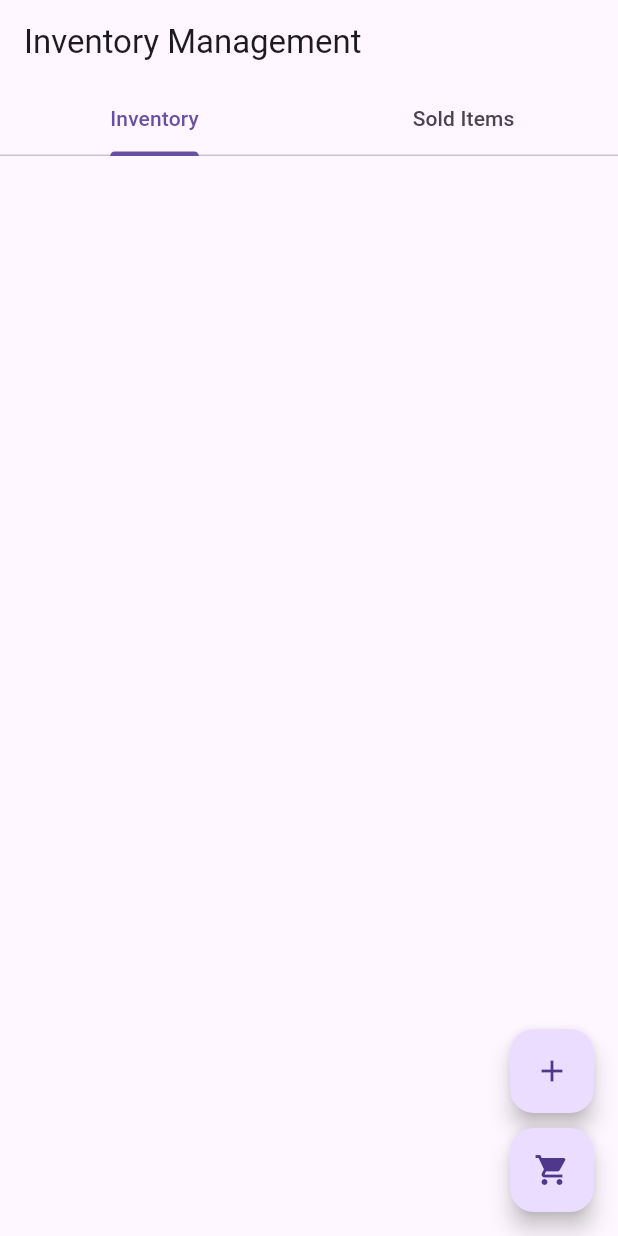
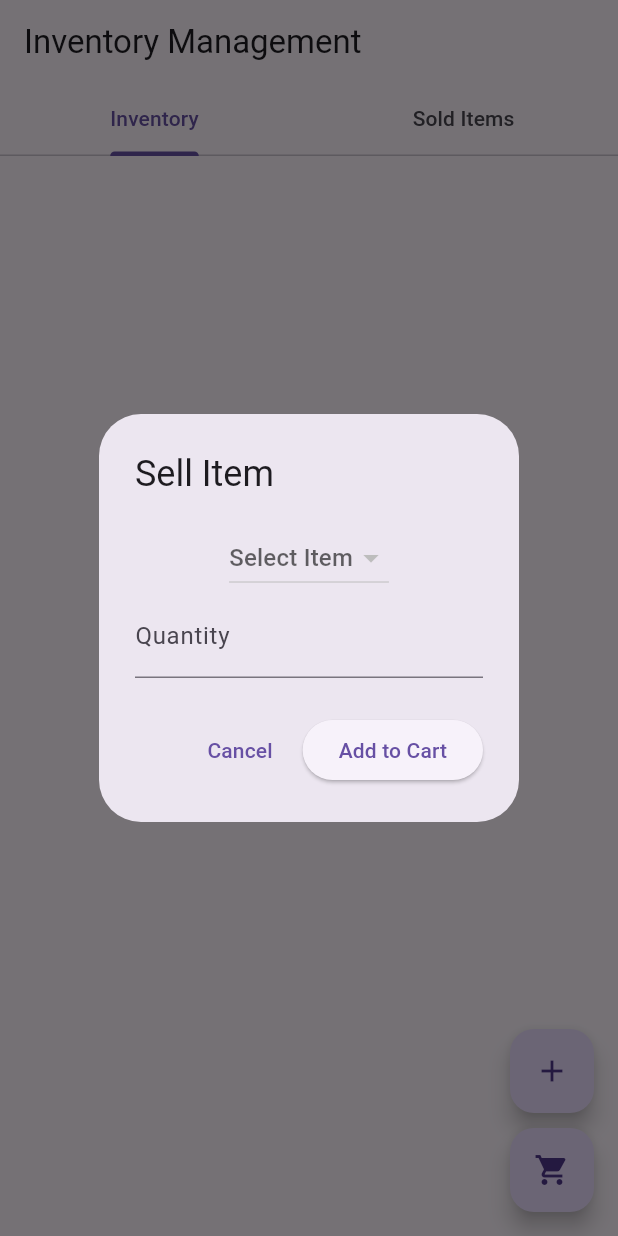
Before and after one commit to AnweyArc/GrocerApp, a Flutter app: the screen it shows after launch, after a tap on the "shopping cart" icon, on a phone screen of 412 x 824 dp. Run offline on Flutter 3.47's test engine with Material 3 defaults, Android fonts, the phone set to English and light mode, and no system bars; our stand-ins replace shared_preferences.

Commit message:
added cart and finish transaction

```diff
--- a/lib/item_model.dart
+++ b/lib/item_model.dart
@@ -66,9 +66,11 @@ class SoldItem extends Item {
 class ItemModel with ChangeNotifier {
   List<Item> _inventoryItems = [];
   List<SoldItem> _soldItems = [];
+  List<Item> _cartItems = [];
 
   List<Item> get inventoryItems => _inventoryItems;
   List<SoldItem> get soldItems => _soldItems;
+  List<Item> get cartItems => _cartItems;
 
   ItemModel() {
     _loadItems();
@@ -97,10 +99,38 @@ class ItemModel with ChangeNotifier {
     notifyListeners();
   }
 
-  void sellItem(SoldItem soldItem) {
-    _soldItems.add(soldItem);
+  void addToCart(Item item, int quantity) {
+    _cartItems.add(Item(name: item.name, price: item.price, quantity: quantity, description: item.description));
+    _inventoryItems.remove(item);
+    item.quantity -= quantity;
+    if (item.quantity > 0) {
+      _inventoryItems.add(item);
+    }
     _saveItems();
     notifyListeners();
+  }
+
+  void finishTransaction() {
+    final now = DateTime.now();
+    for (final item in _cartItems) {
+      final soldItem = SoldItem(
+        name: item.name,
+        price: item.price,
+        quantity: item.quantity,
+        description: item.description,
+        month: now.month,
+        day: now.day,
+        year: now.year,
+      );
+      _soldItems.add(soldItem);
+    }
+    _cartItems.clear();
+    _saveItems();
+    notifyListeners();
+  }
+
+  double get totalCartPrice {
+    return _cartItems.fold(0, (total, item) => total + item.price * item.quantity);
   }
 
   void removeItem(int index) {
--- a/lib/main.dart
+++ b/lib/main.dart
@@ -63,7 +63,12 @@ class MyHomePage extends StatelessWidget {
             SizedBox(height: 10),
             FloatingActionButton(
               onPressed: () {
-                // Add your Sell Item logic here
+                showDialog(
+                  context: context,
+                  builder: (BuildContext context) {
+                    return SellItemDialog();
+                  },
+                );
               },
               tooltip: 'Sell Item',
               child: Icon(Icons.shopping_cart),
@@ -182,3 +187,142 @@ class _AddItemDialogState extends State<AddItemDialog> {
     super.dispose();
   }
 }
+
+class SellItemDialog extends StatefulWidget {
+  @override
+  _SellItemDialogState createState() => _SellItemDialogState();
+}
+
+class _SellItemDialogState extends State<SellItemDialog> {
+  final _quantityController = TextEditingController();
+  Item? _selectedItem;
+
+  @override
+  Widget build(BuildContext context) {
+    return AlertDialog(
+      title: Text('Sell Item'),
+      content: Consumer<ItemModel>(
+        builder: (context, itemModel, child) {
+          return Column(
+            mainAxisSize: MainAxisSize.min,
+            children: <Widget>[
+              DropdownButton<Item>(
+                hint: Text('Select Item'),
+                value: _selectedItem,
+                onChanged: (Item? newValue) {
+                  setState(() {
+                    _selectedItem = newValue;
+                  });
+                },
+                items: itemModel.inventoryItems.map((Item item) {
+                  return DropdownMenuItem<Item>(
+                    value: item,
+                    child: Text(item.name),
+                  );
+                }).toList(),
+              ),
+              TextFormField(
+                controller: _quantityController,
+                decoration: InputDecoration(labelText: 'Quantity'),
+                keyboardType: TextInputType.number,
+                validator: (value) {
+                  if (value == null || value.isEmpty) {
+                    return 'Please enter the quantity';
+                  }
+                  return null;
+                },
+              ),
+            ],
+          );
+        },
+      ),
+      actions: <Widget>[
+        TextButton(
+          child: Text('Cancel'),
+          onPressed: () {
+            Navigator.of(context).pop();
+          },
+        ),
+        ElevatedButton(
+          child: Text('Add to Cart'),
+          onPressed: () {
+            if (_selectedItem != null) {
+              final quantity = int.tryParse(_quantityController.text) ?? 0;
+              if (quantity > 0 && quantity <= _selectedItem!.quantity) {
+                final item = _selectedItem!;
+                Provider.of<ItemModel>(context, listen: false).addToCart(item, quantity);
+                Navigator.of(context).pop();
+                Navigator.of(context).push(
+                  MaterialPageRoute(builder: (context) => CartScreen()),
+                );
+              } else {
+                ScaffoldMessenger.of(context).showSnackBar(
+                  SnackBar(content: Text('Invalid quantity')),
+                );
+              }
+            } else {
+              ScaffoldMessenger.of(context).showSnackBar(
+                SnackBar(content: Text('Please select an item')),
+              );
+            }
+          },
+        ),
+      ],
+    );
+  }
+
+  @override
+  void dispose() {
+    _quantityController.dispose();
+    super.dispose();
+  }
+}
+
+class CartScreen extends StatelessWidget {
+  @override
+  Widget build(BuildContext context) {
+    return Scaffold(
+      appBar: AppBar(
+        title: Text('Cart'),
+      ),
+      body: Consumer<ItemModel>(
+        builder: (context, itemModel, child) {
+          final cartItems = itemModel.cartItems;
+          final totalPrice = itemModel.totalCartPrice;
+          return Column(
+            children: <Widget>[
+              Expanded(
+                child: ListView.builder(
+                  itemCount: cartItems.length,
+                  itemBuilder: (context, index) {
+                    final item = cartItems[index];
+                    return ListTile(
+                      title: Text(item.name),
+                      subtitle: Text('Quantity: ${item.quantity}\nPrice: ${item.price * item.quantity}'),
+                    );
+                  },
+                ),
+              ),
+              Padding(
+                padding: const EdgeInsets.all(16.0),
+                child: Column(
+                  children: <Widget>[
+                    Text('Total Price: \$${totalPrice.toStringAsFixed(2)}'),
+                    SizedBox(height: 10),
+                    ElevatedButton(
+                      child: Text('Finish Transaction'),
+                      onPressed: () {
+                        Provider.of<ItemModel>(context, listen: false).finishTransaction();
+                        Navigator.of(context).pop();
+                      },
+                    ),
+                  ],
+                ),
+              ),
+            ],
+          );
+        },
+      ),
+    );
+  }
+}
```
